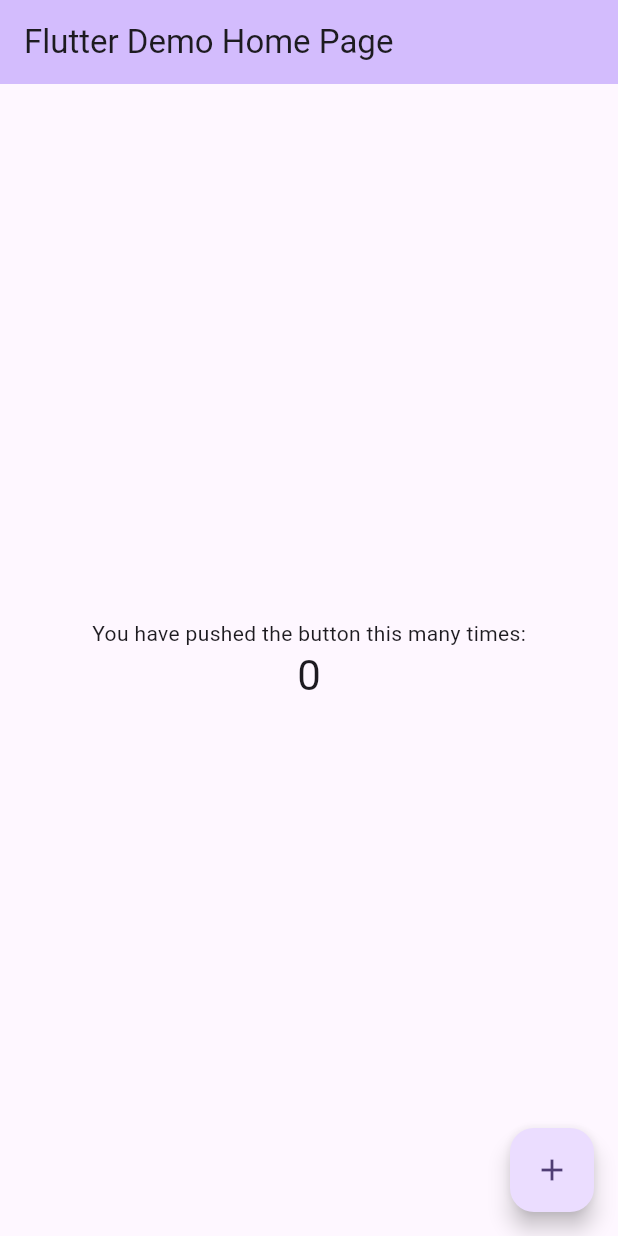
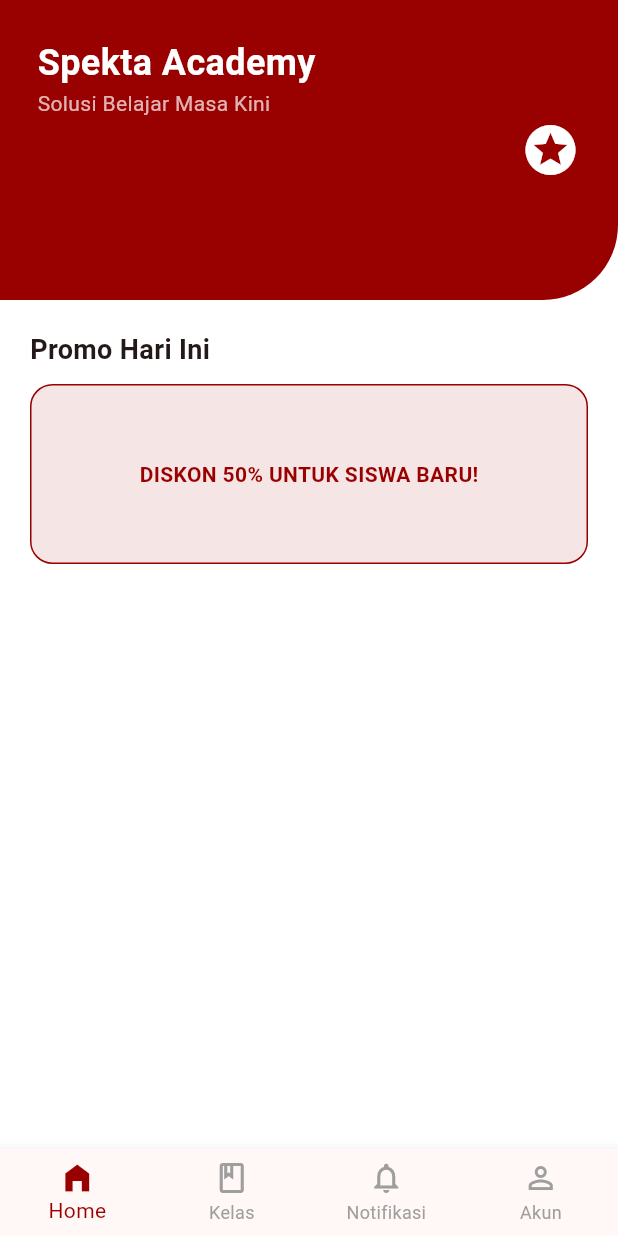
Before and after one commit to kennedipane30/PA-2, a Flutter app: the screen it shows after launch, on a phone screen of 412 x 824 dp. Run offline on Flutter 3.47's test engine with Material 3 defaults, Android fonts, the light colour scheme and no system bars.

Commit message:
mobile
wel

```diff
--- a/spectaacademy/lib/main.dart
+++ b/spectaacademy/lib/main.dart
@@ -1,122 +1,25 @@
 import 'package:flutter/material.dart';
+import 'screens/main_screen.dart';
 
 void main() {
-  runApp(const MyApp());
+  runApp(const SpektaApp());
 }
 
-class MyApp extends StatelessWidget {
-  const MyApp({super.key});
+class SpektaApp extends StatelessWidget {
+  const SpektaApp({super.key});
 
-  // This widget is the root of your application.
   @override
   Widget build(BuildContext context) {
     return MaterialApp(
-      title: 'Flutter Demo',
+      title: 'Spekta Academy',
+      debugShowCheckedModeBanner: false,
       theme: ThemeData(
-        // This is the theme of your application.
-        //
-        // TRY THIS: Try running your application with "flutter run". You'll see
-        // the application has a purple toolbar. Then, without quitting the app,
-        // try changing the seedColor in the colorScheme below to Colors.green
-        // and then invoke "hot reload" (save your changes or press the "hot
-        // reload" button in a Flutter-supported IDE, or press "r" if you used
-        // the command line to start the app).
-        //
-        // Notice that the counter didn't reset back to zero; the application
-        // state is not lost during the reload. To reset the state, use hot
-        // restart instead.
-        //
-        // This works for code too, not just values: Most code changes can be
-        // tested with just a hot reload.
-        colorScheme: ColorScheme.fromSeed(seedColor: Colors.deepPurple),
+        // Warna Merah Spekta
+        primaryColor: const Color(0xFF990000),
+        colorScheme: ColorScheme.fromSeed(seedColor: const Color(0xFF990000)),
+        useMaterial3: true,
       ),
-      home: const MyHomePage(title: 'Flutter Demo Home Page'),
+      home: const MainScreen(),
     );
   }
 }
-
-class MyHomePage extends StatefulWidget {
-  const MyHomePage({super.key, required this.title});
-
-  // This widget is the home page of your application. It is stateful, meaning
-  // that it has a State object (defined below) that contains fields that affect
-  // how it looks.
-
-  // This class is the configuration for the state. It holds the values (in this
-  // case the title) provided by the parent (in this case the App widget) and
-  // used by the build method of the State. Fields in a Widget subclass are
-  // always marked "final".
-
-  final String title;
-
-  @override
-  State<MyHomePage> createState() => _MyHomePageState();
-}
-
-class _MyHomePageState extends State<MyHomePage> {
-  int _counter = 0;
-
-  void _incrementCounter() {
-    setState(() {
-      // This call to setState tells the Flutter framework that something has
-      // changed in this State, which causes it to rerun the build method below
-      // so that the display can reflect the updated values. If we changed
-      // _counter without calling setState(), then the build method would not be
-      // called again, and so nothing would appear to happen.
-      _counter++;
-    });
-  }
-
-  @override
-  Widget build(BuildContext context) {
-    // This method is rerun every time setState is called, for instance as done
-    // by the _incrementCounter method above.
-    //
-    // The Flutter framework has been optimized to make rerunning build methods
-    // fast, so that you can just rebuild anything that needs updating rather
-    // than having to individually change instances of widgets.
-    return Scaffold(
-      appBar: AppBar(
-        // TRY THIS: Try changing the color here to a specific color (to
-        // Colors.amber, perhaps?) and trigger a hot reload to see the AppBar
-        // change color while the other colors stay the same.
-        backgroundColor: Theme.of(context).colorScheme.inversePrimary,
-        // Here we take the value from the MyHomePage object that was created by
-        // the App.build method, and use it to set our appbar title.
-        title: Text(widget.title),
-      ),
-      body: Center(
-        // Center is a layout widget. It takes a single child and positions it
-        // in the middle of the parent.
-        child: Column(
-          // Column is also a layout widget. It takes a list of children and
-          // arranges them vertically. By default, it sizes itself to fit its
-          // children horizontally, and tries to be as tall as its parent.
-          //
-          // Column has various properties to control how it sizes itself and
-          // how it positions its children. Here we use mainAxisAlignment to
-          // center the children vertically; the main axis here is the vertical
-          // axis because Columns are vertical (the cross axis would be
-          // horizontal).
-          //
-          // TRY THIS: Invoke "debug painting" (choose the "Toggle Debug Paint"
-          // action in the IDE, or press "p" in the console), to see the
-          // wireframe for each widget.
-          mainAxisAlignment: MainAxisAlignment.center,
-          children: <Widget>[
-            const Text('You have pushed the button this many times:'),
-            Text(
-              '$_counter',
-              style: Theme.of(context).textTheme.headlineMedium,
-            ),
-          ],
-        ),
-      ),
-      floatingActionButton: FloatingActionButton(
-        onPressed: _incrementCounter,
-        tooltip: 'Increment',
-        child: const Icon(Icons.add),
-      ), // This trailing comma makes auto-formatting nicer for build methods.
-    );
-  }
-}
--- /dev/null
+++ b/spectaacademy/lib/screens/home_page.dart
@@ -0,0 +1,65 @@
+import 'package:flutter/material.dart';
+
+class HomePage extends StatelessWidget {
+  const HomePage({super.key});
+
+  @override
+  Widget build(BuildContext context) {
+    const Color spektaRed = Color(0xFF990000);
+
+    return Scaffold(
+      backgroundColor: Colors.white,
+      body: SingleChildScrollView(
+        child: Column(
+          children: [
+            // Header Melengkung Merah
+            Container(
+              height: 200,
+              padding: const EdgeInsets.all(25),
+              decoration: const BoxDecoration(
+                color: spektaRed,
+                borderRadius: BorderRadius.only(bottomRight: Radius.circular(50)),
+              ),
+              child: const SafeArea(
+                child: Row(
+                  mainAxisAlignment: MainAxisAlignment.spaceBetween,
+                  children: [
+                    Column(
+                      crossAxisAlignment: CrossAxisAlignment.start,
+                      children: [
+                        Text("Spekta Academy", style: TextStyle(color: Colors.white, fontSize: 24, fontWeight: FontWeight.bold)),
+                        Text("Solusi Belajar Masa Kini", style: TextStyle(color: Colors.white70)),
+                      ],
+                    ),
+                    Icon(Icons.stars, color: Colors.white, size: 40),
+                  ],
+                ),
+              ),
+            ),
+            // Konten
+            Padding(
+              padding: const EdgeInsets.all(20),
+              child: Column(
+                crossAxisAlignment: CrossAxisAlignment.start,
+                children: [
+                  const Text("Promo Hari Ini", style: TextStyle(fontSize: 18, fontWeight: FontWeight.bold)),
+                  const SizedBox(height: 10),
+                  Container(
+                    height: 120,
+                    width: double.infinity,
+                    decoration: BoxDecoration(
+                      color: spektaRed.withOpacity(0.1),
+                      borderRadius: BorderRadius.circular(15),
+                      border: Border.all(color: spektaRed),
+                    ),
+                    child: const Center(child: Text("DISKON 50% UNTUK SISWA BARU!", style: TextStyle(color: spektaRed, fontWeight: FontWeight.bold))),
+                  ),
+                ],
+              ),
+            ),
+          ],
+        ),
+      ),
+    );
+  }
+}
--- /dev/null
+++ b/spectaacademy/lib/screens/main_screen.dart
@@ -0,0 +1,45 @@
+import 'package:flutter/material.dart';
+import 'home_page.dart';
+import 'kelas_page.dart';
+import 'notifikasi_page.dart';
+import 'akun_page.dart';
+
+class MainScreen extends StatefulWidget {
+  const MainScreen({super.key});
+
+  @override
+  State<MainScreen> createState() => _MainScreenState();
+}
+
+class _MainScreenState extends State<MainScreen> {
+  int _selectedIndex = 0;
+  final Color spektaRed = const Color(0xFF990000);
+
+  // Daftar Halaman yang akan ditampilkan
+  final List<Widget> _pages = [
+    const HomePage(),
+    const KelasPage(),
+    const NotifikasiPage(),
+    const AkunPage(),
+  ];
+
+  @override
+  Widget build(BuildContext context) {
+    return Scaffold(
+      body: _pages[_selectedIndex],
+      bottomNavigationBar: BottomNavigationBar(
+        type: BottomNavigationBarType.fixed,
+        currentIndex: _selectedIndex,
+        selectedItemColor: spektaRed,
+        unselectedItemColor: Colors.grey,
+        onTap: (index) => setState(() => _selectedIndex = index),
+        items: const [
+          BottomNavigationBarItem(icon: Icon(Icons.home_filled), label: 'Home'),
+          BottomNavigationBarItem(icon: Icon(Icons.class_outlined), label: 'Kelas'),
+          BottomNavigationBarItem(icon: Icon(Icons.notifications_none), label: 'Notifikasi'),
+          BottomNavigationBarItem(icon: Icon(Icons.person_outline), label: 'Akun'),
+        ],
+      ),
+    );
+  }
+}
--- a/spectaacademy/pubspec.yaml
+++ b/spectaacademy/pubspec.yaml
@@ -34,6 +34,9 @@ dependencies:
   # The following adds the Cupertino Icons font to your application.
   # Use with the CupertinoIcons class for iOS style icons.
   cupertino_icons: ^1.0.8
+  http: ^1.1.0                # Letakkan di sini
+  shared_preferences: ^2.2.2  # Letakkan di sini
+  intl: ^0.18.1
 
 dev_dependencies:
   flutter_test:
```
Also changed, not shown: spectaacademy/lib/screens/akun_page.dart (added, +54 -0 lines), spectaacademy/lib/screens/kelas_page.dart (added, +26 -0 lines), spectaacademy/lib/screens/notifikasi_page.dart (added, +22 -0 lines), spectaacademy/pubspec.lock, 8 other files.
